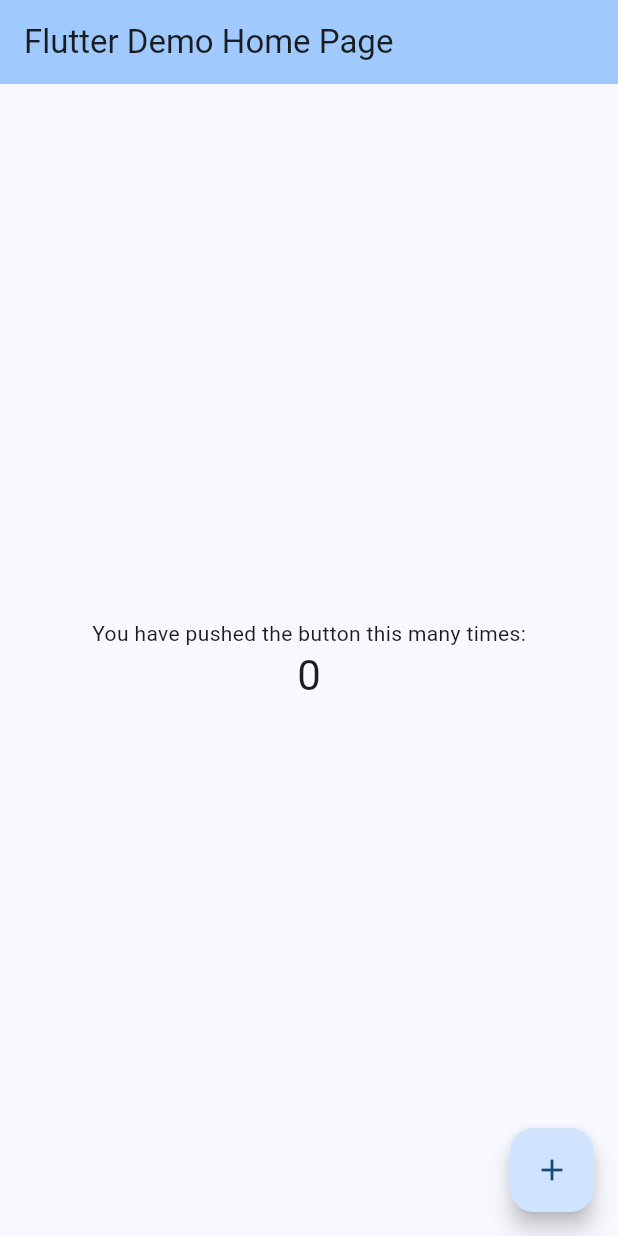
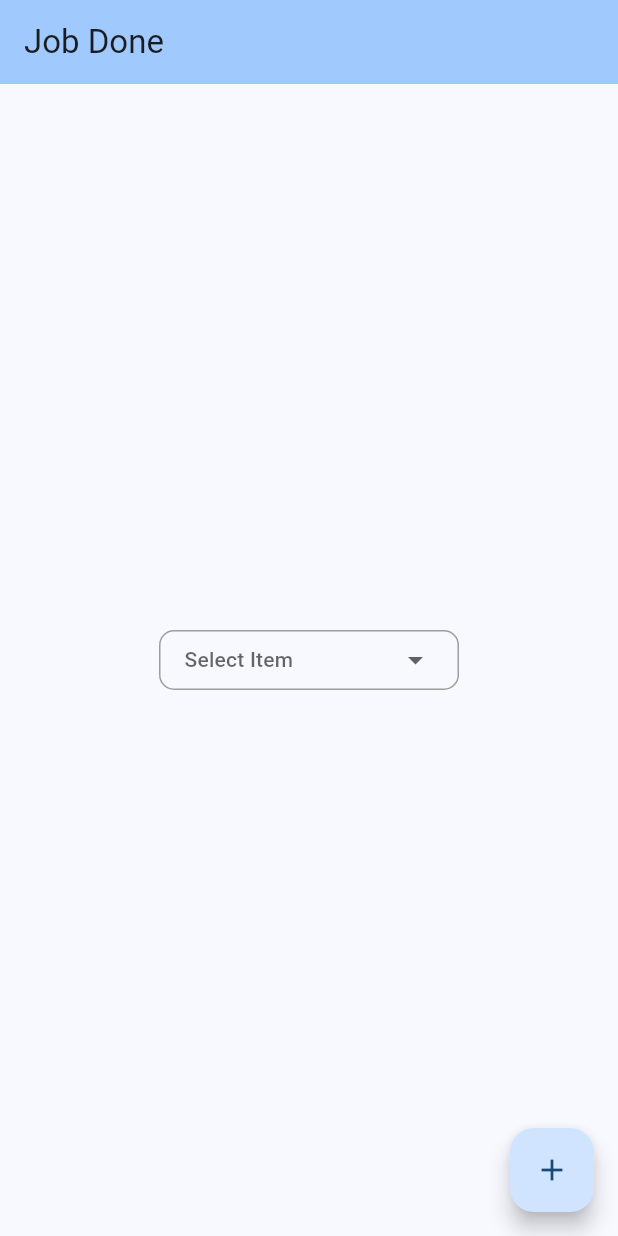
Before and after one commit to wadchathuranga/jobdone, a Flutter app: the screen it shows after launch, on a phone screen of 412 x 824 dp. Run offline on Flutter 3.47's test engine with Material 3 defaults, Android fonts, the phone set to English and light mode, and no system bars; drawn by our look-alikes of dropdown_button2.

Commit message:
searchable dropdown added

```diff
--- a/lib/main.dart
+++ b/lib/main.dart
@@ -1,4 +1,5 @@
 import 'package:flutter/material.dart';
+import 'package:jobdone/pages/home_page/HomePage.dart';
 
 void main() {
   runApp(const MyApp());
@@ -10,60 +11,49 @@ class MyApp extends StatelessWidget {
   @override
   Widget build(BuildContext context) {
     return MaterialApp(
-      title: 'Flutter Demo',
+      debugShowCheckedModeBanner: false,
+      title: 'Job Done',
       theme: ThemeData(
         colorScheme: ColorScheme.fromSeed(seedColor: Colors.blue),
         useMaterial3: true,
       ),
-      home: const MyHomePage(title: 'Flutter Demo Home Page'),
+      home: const HomePage(title: 'Job Done'),
     );
   }
 }
 
-class MyHomePage extends StatefulWidget {
-  const MyHomePage({super.key, required this.title});
+// class MyHomePage extends StatefulWidget {
+//   const MyHomePage({super.key, required this.title});
+//
+//   final String title;
+//
+//   @override
+//   State<MyHomePage> createState() => _MyHomePageState();
+// }
 
-  final String title;
-
-  @override
-  State<MyHomePage> createState() => _MyHomePageState();
-}
-
-class _MyHomePageState extends State<MyHomePage> {
-  int _counter = 0;
-
-  void _incrementCounter() {
-    setState(() {
-      _counter++;
-    });
-  }
-
-  @override
-  Widget build(BuildContext context) {
-    return Scaffold(
-      appBar: AppBar(
-        backgroundColor: Theme.of(context).colorScheme.inversePrimary,
-        title: Text(widget.title),
-      ),
-      body: Center(
-        child: Column(
-          mainAxisAlignment: MainAxisAlignment.center,
-          children: <Widget>[
-            const Text(
-              'You have pushed the button this many times:',
-            ),
-            Text(
-              '$_counter',
-              style: Theme.of(context).textTheme.headlineMedium,
-            ),
-          ],
-        ),
-      ),
-      floatingActionButton: FloatingActionButton(
-        onPressed: _incrementCounter,
-        tooltip: 'Increment',
-        child: const Icon(Icons.add),
-      ), // This trailing comma makes auto-formatting nicer for build methods.
-    );
-  }
-}
+// class _MyHomePageState extends State<MyHomePage>
+//   @override
+//   Widget build(BuildContext context) {
+//     return Scaffold(
+//       appBar: AppBar(
+//         backgroundColor: Theme.of(context).colorScheme.inversePrimary,
+//         title: Text(widget.title),
+//       ),
+//       body: const Center(
+//         child: Column(
+//           mainAxisAlignment: MainAxisAlignment.center,
+//           children: <Widget>[
+//             Text(
+//               'You have pushed the button this many times:',
+//             ),
+//           ],
+//         ),
+//       ),
+//       floatingActionButton: FloatingActionButton(
+//         onPressed: _addNewItem,
+//         tooltip: 'Increment',
+//         child: const Icon(Icons.add),
+//       ), // This trailing comma makes auto-formatting nicer for build methods.
+//     );
+//   }
+// }
--- /dev/null
+++ b/lib/pages/home_page/HomePage.dart
@@ -0,0 +1,140 @@
+import 'package:dropdown_button2/dropdown_button2.dart';
+import 'package:flutter/cupertino.dart';
+import 'package:flutter/material.dart';
+
+class HomePage extends StatefulWidget {
+  const HomePage({Key? key, required this.title}) : super(key: key);
+
+  final String title;
+
+
+  @override
+  State<HomePage> createState() => _HomePageState();
+}
+
+class _HomePageState extends State<HomePage> {
+
+  final List<String> items = [
+    'Hayleys',
+    'Delmage',
+    'Advantis',
+    'MIT Global',
+    'FedEx',
+  ];
+
+  String? selectedValue;
+  final TextEditingController textEditingController = TextEditingController();
+
+  @override
+  void dispose() {
+    textEditingController.dispose();
+    super.dispose();
+  }
+
+  @override
+  Widget build(BuildContext context) {
+    return Scaffold(
+      appBar: AppBar(
+        backgroundColor: Theme.of(context).colorScheme.inversePrimary,
+        title: Text(widget.title),
+      ),
+      body: Center(
+        child: Column(
+          mainAxisAlignment: MainAxisAlignment.center,
+          children: <Widget>[
+            DropdownButtonHideUnderline(
+              child: DropdownButton2<String>(
+                isExpanded: true,
+                hint: Text(
+                  'Select Item',
+                  style: TextStyle(
+                    fontSize: 14,
+                    color: Theme.of(context).hintColor,
+                  ),
+                ),
+                items: items
+                    .map((item) => DropdownMenuItem(
+                  value: item,
+                  child: Text(
+                    item,
+                    style: const TextStyle(
+                      fontSize: 14,
+                    ),
+                  ),
+                ))
+                    .toList(),
+                value: selectedValue,
+                onChanged: (value) {
+                  setState(() {
+                    selectedValue = value;
+                    // TODO: remove log
+                    print("----------------------${selectedValue}");
+                  });
+                },
+                buttonStyleData: ButtonStyleData(
+                  padding: const EdgeInsets.symmetric(horizontal: 16),
+                  height: 40,
+                  width: 200,
+                  decoration: BoxDecoration(
+                    borderRadius: const BorderRadius.all(Radius.circular(10)),
+                    border: Border.all(color: Colors.grey)
+                  )
+                ),
+                dropdownStyleData: const DropdownStyleData(
+                  maxHeight: 200,
+                ),
+                menuItemStyleData: const MenuItemStyleData(
+                  height: 40,
+                ),
+                dropdownSearchData: DropdownSearchData(
+                  searchController: textEditingController,
+                  searchInnerWidgetHeight: 50,
+                  searchInnerWidget: Container(
+                    height: 50,
+                    padding: const EdgeInsets.only(
+                      top: 8,
+                      bottom: 4,
+                      right: 8,
+                      left: 8,
+                    ),
+                    child: TextFormField(
+                      expands: true,
+                      maxLines: null,
+                      controller: textEditingController,
+                      decoration: InputDecoration(
+                        isDense: true,
+                        contentPadding: const EdgeInsets.symmetric(
+                          horizontal: 10,
+                          vertical: 8,
+                        ),
+                        hintText: 'Search for an item...',
+                        hintStyle: const TextStyle(fontSize: 12),
+                        border: OutlineInputBorder(
+                          borderRadius: BorderRadius.circular(8),
+                        ),
+                      ),
+                    ),
+                  ),
+                  searchMatchFn: (item, searchValue) {
+                    return item.value.toString().toLowerCase().contains(searchValue.toLowerCase());
+                  },
+                ),
+                //This to clear the search value when you close the menu
+                onMenuStateChange: (isOpen) {
+                  if (!isOpen) {
+                    textEditingController.clear();
+                  }
+                },
+              ),
+            ),
+          ],
+        ),
+      ),
+      floatingActionButton: FloatingActionButton(
+        onPressed: (){},
+        tooltip: 'Add New',
+        child: const Icon(Icons.add),
+      ),
+    );
+  }
+}
--- a/pubspec.yaml
+++ b/pubspec.yaml
@@ -35,6 +35,8 @@ dependencies:
   # The following adds the Cupertino Icons font to your application.
   # Use with the CupertinoIcons class for iOS style icons.
   cupertino_icons: ^1.0.6
+
+  dropdown_button2: ^2.3.8
 
 dev_dependencies:
   flutter_test:
```
Also changed, not shown: lib/core/theme/app_pallete.dart (added), lib/core/theme/theme.dart (added), pubspec.lock.
